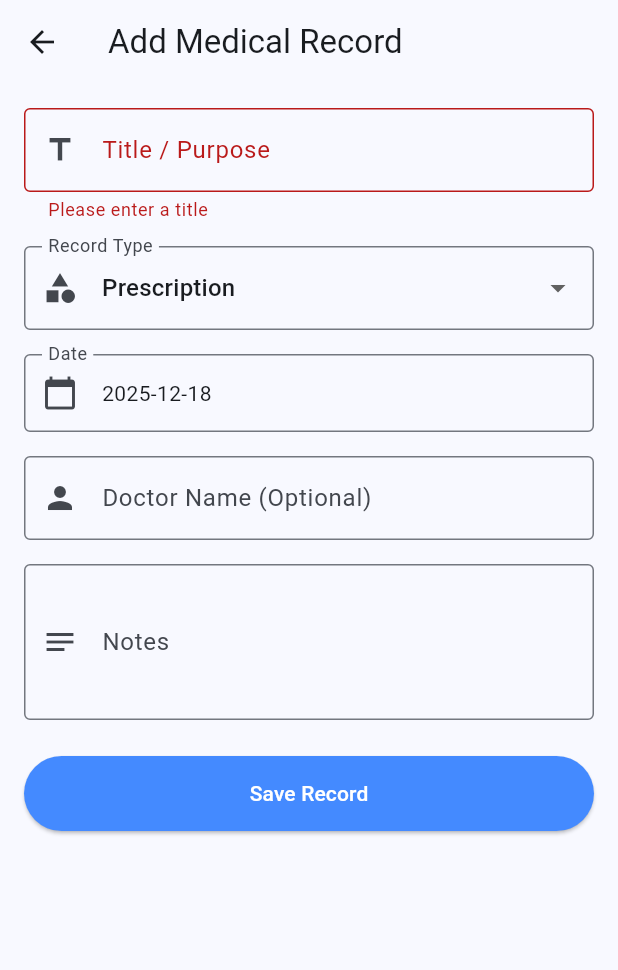
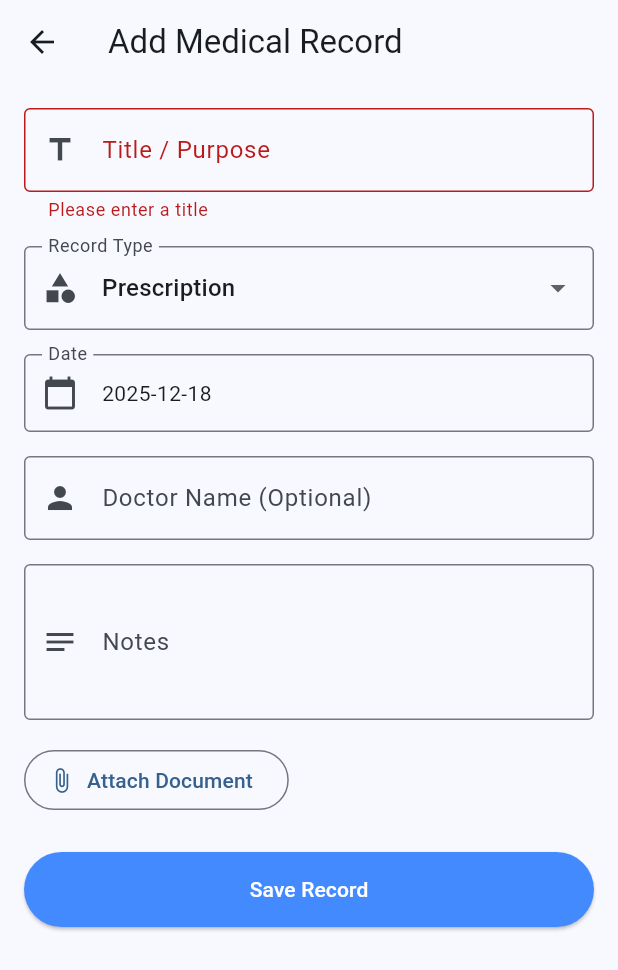
Before and after one commit to Kar123th/SecureVault, a Flutter app: the MedicalRecordFormScreen screen opened directly, after a tap on "Save Record", on a phone screen of 412 x 824 dp. Shown: the top 970 px of the screen. Run offline on Flutter 3.47's test engine with Material 3 defaults, Android fonts, the phone set to English and light mode, and no system bars; our stand-ins replace file_picker, flutter_animate, flutter_secure_storage, image_picker, local_auth, open_filex and 2 more; missing offline and left inert: encrypt, google_mlkit_text_recognition; accounts and stored records are empty.

Commit message:
view file added

```diff
--- a/lib/screens/modules/financial_records_screen.dart
+++ b/lib/screens/modules/financial_records_screen.dart
@@ -157,6 +157,15 @@ class _FinancialFormState extends State<_FinancialForm> {
                 maxLines: 3,
               ),
               const SizedBox(height: 16),
+              if (_filePath != null) ...[
+                 const Text('Document Attached', style: TextStyle(color: Colors.green)),
+                 TextButton(
+                   onPressed: () async {
+                     await FileService().openDecryptedFile(_filePath!);
+                   },
+                   child: const Text('View Document')
+                 )
+              ],
               OutlinedButton.icon(
                 onPressed: _pickFile,
                 icon: const Icon(Icons.attach_file),
--- a/lib/screens/modules/medical_record_form_screen.dart
+++ b/lib/screens/modules/medical_record_form_screen.dart
@@ -2,6 +2,7 @@ import 'package:flutter/material.dart';
 import 'package:intl/intl.dart';
 import '../../services/database_service.dart';
 import '../../models/medical_record_model.dart';
+import '../../services/file_service.dart'; // Added
 import 'medical_records_screen.dart'; // Navigation back
 
 class MedicalRecordFormScreen extends StatefulWidget {
@@ -22,6 +23,7 @@ class _MedicalRecordFormScreenState extends State<MedicalRecordFormScreen> {
 
   String _selectedType = 'prescription';
   DateTime _selectedDate = DateTime.now();
+  String? _filePath; // Added
   bool _isSaving = false;
 
   @override
@@ -33,6 +35,7 @@ class _MedicalRecordFormScreenState extends State<MedicalRecordFormScreen> {
     if (widget.record != null) {
       _selectedType = widget.record!.recordType;
       _selectedDate = widget.record!.date;
+      _filePath = widget.record!.filePath; // Added
     }
   }
 
@@ -58,31 +61,32 @@ class _MedicalRecordFormScreenState extends State<MedicalRecordFormScreen> {
     }
   }
 
+  Future<void> _pickFile() async {
+    final path = await FileService().pickAndEncryptFile();
+    if (path != null) setState(() => _filePath = path);
+  }
+
   Future<void> _saveRecord() async {
     if (!_formKey.currentState!.validate()) return;
 
     setState(() => _isSaving = true);
 
-    // Prepare data
-    // In a real app, user_id should come from auth provider
     final newRecord = MedicalRecord(
-      id: widget.record?.id, // Keep ID if editing
+      id: widget.record?.id,
       userId: 1,
       title: _titleController.text,
       recordType: _selectedType,
       date: _selectedDate,
       doctorName: _doctorController.text,
       notes: _notesController.text,
-      // file_path will be handled in Phase 5
+      filePath: _filePath, // Added
     );
 
     final db = await DatabaseService.instance.database;
 
     if (widget.record == null) {
-      // Create New
       await db.insert('medical_records', newRecord.toJson());
     } else {
-      // Update Existing
       await db.update(
         'medical_records',
         newRecord.toJson(),
@@ -93,7 +97,7 @@ class _MedicalRecordFormScreenState extends State<MedicalRecordFormScreen> {
 
     if (mounted) {
       setState(() => _isSaving = false);
-      Navigator.pop(context, true); // Return true to trigger refresh
+      Navigator.pop(context, true);
     }
   }
 
@@ -174,6 +178,23 @@ class _MedicalRecordFormScreenState extends State<MedicalRecordFormScreen> {
                 ),
                 maxLines: 3,
               ),
+              const SizedBox(height: 16),
+
+              if (_filePath != null) ...[
+                 const Text('Attachment Linked (Encrypted)', style: TextStyle(color: Colors.green)),
+                 TextButton.icon(
+                   onPressed: () async {
+                     await FileService().openDecryptedFile(_filePath!);
+                   },
+                   icon: const Icon(Icons.remove_red_eye),
+                   label: const Text('View Current File')
+                 )
+              ],
+              OutlinedButton.icon(
+                onPressed: _pickFile,
+                icon: const Icon(Icons.attach_file),
+                label: Text(_filePath == null ? 'Attach Document' : 'Change Document'),
+              ),
               const SizedBox(height: 24),
 
               SizedBox(
--- a/lib/screens/modules/personal_documents_screen.dart
+++ b/lib/screens/modules/personal_documents_screen.dart
@@ -171,8 +171,7 @@ class _PersonalDocFormState extends State<_PersonalDocForm> {
                  const Text('File Attached (Encrypted)', style: TextStyle(color: Colors.green)),
                  TextButton(
                    onPressed: () async {
-                     await FileService().decryptFile(_filePath!);
-                     ScaffoldMessenger.of(context).showSnackBar(const SnackBar(content: Text('File decrypted to temp folder')));
+                     await FileService().openDecryptedFile(_filePath!);
                    },
                    child: const Text('View File')
                  )
--- a/lib/screens/modules/travel_records_screen.dart
+++ b/lib/screens/modules/travel_records_screen.dart
@@ -159,6 +159,15 @@ class _TravelFormState extends State<_TravelForm> {
                 },
               ),
               const SizedBox(height: 16),
+              if (_filePath != null) ...[
+                 const Text('Document Attached', style: TextStyle(color: Colors.green)),
+                 TextButton(
+                   onPressed: () async {
+                     await FileService().openDecryptedFile(_filePath!);
+                   },
+                   child: const Text('View Document')
+                 )
+              ],
               OutlinedButton.icon(
                 onPressed: _pickFile,
                 icon: const Icon(Icons.attach_file),
--- a/lib/screens/modules/vehicle_info_screen.dart
+++ b/lib/screens/modules/vehicle_info_screen.dart
@@ -169,8 +169,7 @@ class _VehicleFormState extends State<_VehicleForm> {
                  const Text('Document Attached', style: TextStyle(color: Colors.green)),
                  TextButton(
                    onPressed: () async {
-                     await FileService().decryptFile(_filePath!);
-                     ScaffoldMessenger.of(context).showSnackBar(const SnackBar(content: Text('File decrypted')));
+                     await FileService().openDecryptedFile(_filePath!);
                    },
                    child: const Text('View')
                  )
```
Also changed, not shown: lib/screens/modules/education_records_screen.dart (+8 -1 lines), lib/screens/modules/home_records_screen.dart (+9 -0 lines), lib/screens/modules/medical_record_detail_screen.dart (+3 -5 lines).
